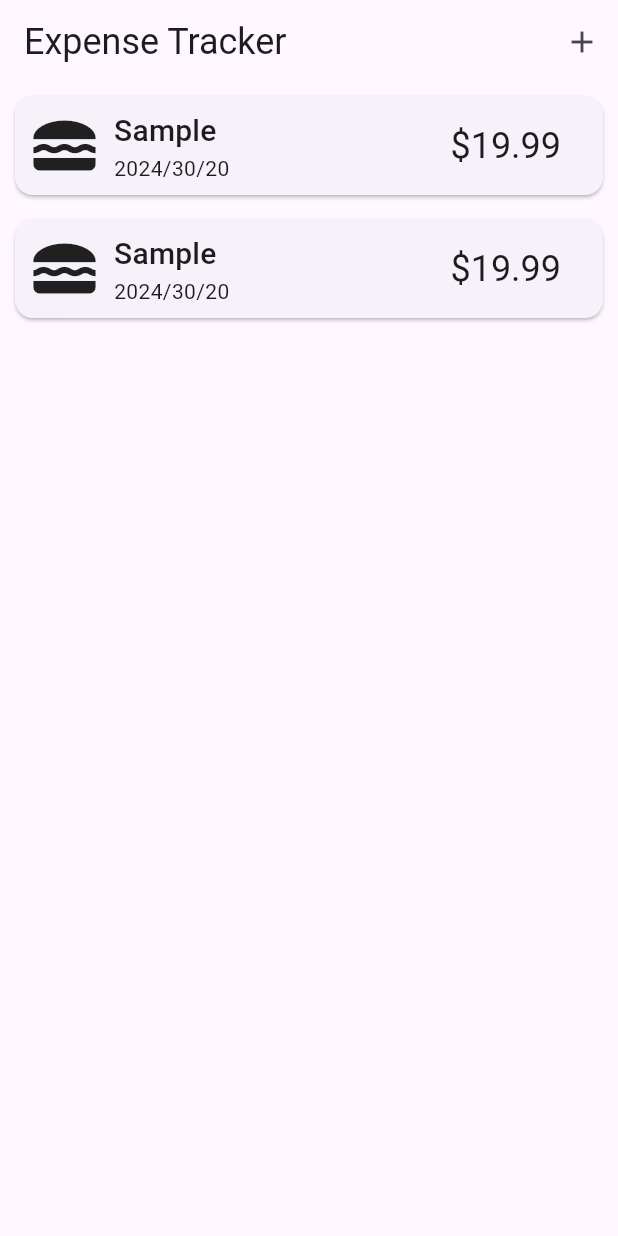
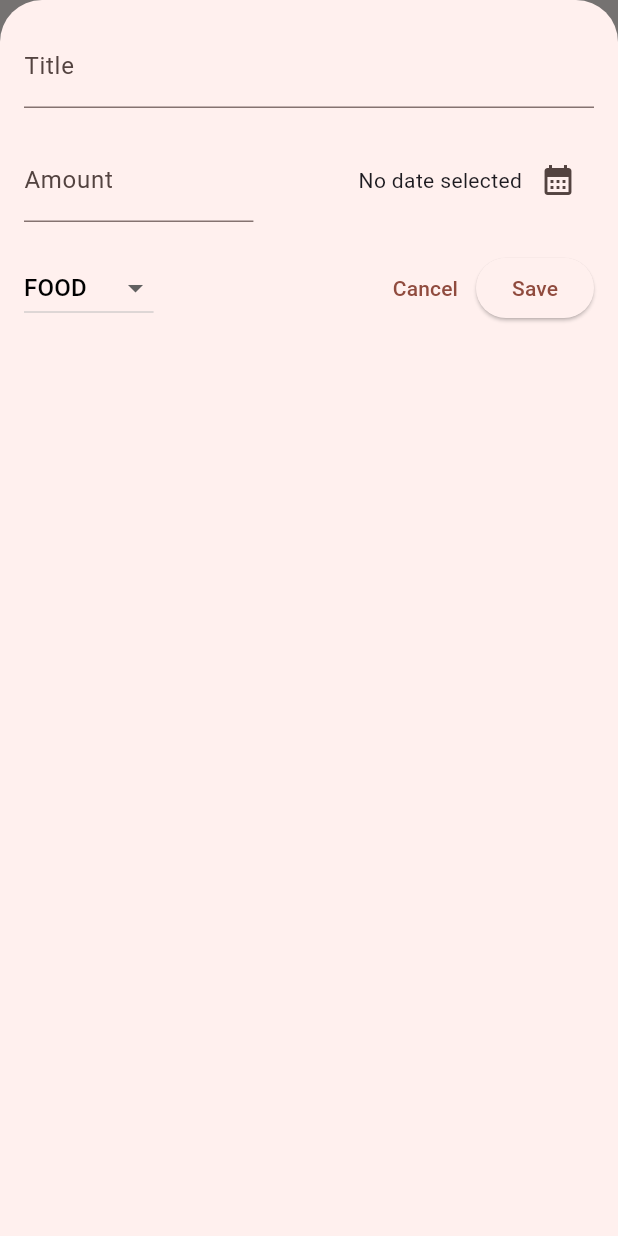
Before and after one commit to JJJangJeongSu/my_expense_tracker, a Flutter app: the screen it shows after launch, after a tap on the "add" icon, on a phone screen of 412 x 824 dp. Run offline on Flutter 3.47's test engine with Material 3 defaults, Android fonts, the phone set to English and light mode, and no system bars.

```diff
--- a/lib/main.dart
+++ b/lib/main.dart
@@ -5,11 +5,26 @@ void main() {
   runApp(const MainApp());
 }
 
+final kColorSkheme =
+    ColorScheme.fromSeed(seedColor: Color.fromARGB(255, 255, 40, 11));
+
 class MainApp extends StatelessWidget {
   const MainApp({super.key});
 
   @override
   Widget build(BuildContext context) {
-    return MainScreen();
+    return MaterialApp(
+        theme: ThemeData().copyWith(
+          colorScheme: kColorSkheme,
+          cardTheme: const CardTheme().copyWith(
+              margin: const EdgeInsets.symmetric(vertical: 8, horizontal: 10)),
+          textTheme: ThemeData().textTheme.copyWith(
+                titleLarge: const TextStyle(fontSize: 24, color: Colors.black),
+                titleMedium: const TextStyle(fontSize: 16, color: Colors.black),
+                titleSmall: const TextStyle(fontSize: 14, color: Colors.black),
+              ),
+        ),
+        home: MainScreen());
+    ;
   }
 }
--- a/lib/model/expense.dart
+++ b/lib/model/expense.dart
@@ -18,6 +18,6 @@ class Expense {
   }
 
   String get formattedDate {
-    return DateFormat("yyyy/mm/dd").format(date);
+    return DateFormat("y/MM/DD").format(date);
   }
 }
--- a/lib/screen/main_screen.dart
+++ b/lib/screen/main_screen.dart
@@ -1,5 +1,6 @@
 import 'package:flutter/material.dart';
 import 'package:my_expense_tracker/model/category.dart';
+import 'package:my_expense_tracker/widget/expense_adder.dart';
 import 'package:my_expense_tracker/widget/expense_list.dart';
 import 'package:my_expense_tracker/model/expense.dart';
 
@@ -11,6 +12,19 @@ class MainScreen extends StatefulWidget {
 }
 
 class _MainScreenState extends State<MainScreen> {
+  void _showExpenseAdder() {
+    showModalBottomSheet(
+        context: context,
+        builder: (context) => ExpenseAdder(),
+        isScrollControlled: true);
+  }
+
+  void _addExpense(Expense newExpense) {
+    setState(() {
+      _registeredExpenses.add(newExpense);
+    });
+  }
+
   final List<Expense> _registeredExpenses = [
     Expense(
         title: "Sample",
@@ -23,23 +37,20 @@ class _MainScreenState extends State<MainScreen> {
         category: Category.food,
         date: DateTime.now())
   ];
+
   @override
   Widget build(context) {
-    return MaterialApp(
-      theme: ThemeData(
-          cardTheme: CardTheme().copyWith(
-              margin: EdgeInsets.symmetric(vertical: 8, horizontal: 10)),
-          textTheme: TextTheme().copyWith(
-              titleLarge: TextStyle(fontSize: 24),
-              titleMedium: TextStyle(fontSize: 20),
-              titleSmall: TextStyle(fontSize: 16))),
-      home: Scaffold(
-        appBar: AppBar(
-          title: const Text("Expense Tracker"),
-          actions: [IconButton(onPressed: () {}, icon: const Icon(Icons.add))],
-        ),
-        body: Column(children: [ExpenseList(expenseList: _registeredExpenses)]),
+    return Scaffold(
+      appBar: AppBar(
+        title: const Text("Expense Tracker"),
+        actions: [
+          IconButton(
+            onPressed: _showExpenseAdder,
+            icon: const Icon(Icons.add),
+          ),
+        ],
       ),
+      body: Column(children: [ExpenseList(expenseList: _registeredExpenses)]),
     );
   }
 }
--- /dev/null
+++ b/lib/widget/expense_adder.dart
@@ -0,0 +1,137 @@
+import 'package:flutter/material.dart';
+import 'package:intl/intl.dart';
+import 'package:my_expense_tracker/model/category.dart';
+
+class ExpenseAdder extends StatefulWidget {
+  @override
+  State<ExpenseAdder> createState() {
+    return _ExpenseAdderState();
+  }
+}
+
+class _ExpenseAdderState extends State<ExpenseAdder> {
+  Category _selectedCategory = Category.food;
+
+  final _titleController = TextEditingController();
+  final _amountController = TextEditingController();
+
+  DateTime? _selectedDate;
+
+  void _selectDate() async {
+    DateTime now = DateTime.now();
+    DateTime firstDate = DateTime(now.year - 1, now.month, now.day);
+    DateTime lastDate = now;
+
+    DateTime? dateInput = await showDatePicker(
+        context: context, firstDate: firstDate, lastDate: lastDate);
+
+    if (dateInput != null) {
+      setState(() {
+        _selectedDate = dateInput;
+      });
+    }
+  }
+
+  void _onPressSave() {
+    final inputFieldIsValid = _titleController.text.trim() != "" &&
+        double.tryParse(_amountController.text)! > 0;
+    if (_selectedDate == null && !inputFieldIsValid) {
+      showDialog(
+          context: context,
+          builder: (context) {
+            return AlertDialog(
+              title: const Text("Invaild Input"),
+              content: const Text("Check if your inputs are vaild"),
+              actions: [
+                TextButton(
+                    onPressed: () {
+                      Navigator.pop(context);
+                    },
+                    child: const Text("Okay"))
+              ],
+            );
+          });
+    }
+  }
+
+  @override
+  void dispose() {
+    _titleController.dispose();
+    _amountController.dispose();
+    super.dispose();
+  }
+
+  @override
+  Widget build(context) {
+    return Padding(
+      padding: const EdgeInsets.all(16),
+      child: Column(
+        children: [
+          TextField(
+            decoration: const InputDecoration(labelText: "Title"),
+            keyboardType: TextInputType.text,
+            controller: _titleController,
+          ),
+          const SizedBox(
+            height: 20,
+          ),
+          Row(
+            children: [
+              Expanded(
+                  child: TextField(
+                decoration: const InputDecoration(
+                    labelText: "Amount", prefix: Text("\$")),
+                keyboardType: TextInputType.number,
+                controller: _amountController,
+              )),
+              const SizedBox(
+                width: 70,
+              ),
+              Row(
+                children: [
+                  Text(_selectedDate == null
+                      ? "No date selected"
+                      : DateFormat("yyyy/MM/dd").format(_selectedDate!)),
+                  IconButton(
+                      onPressed: _selectDate, icon: Icon(Icons.calendar_month))
+                ],
+              )
+            ],
+          ),
+          const SizedBox(
+            height: 20,
+          ),
+          Row(
+            children: [
+              DropdownButton(
+                  value: _selectedCategory,
+                  items: Category.values
+                      .map((category) => DropdownMenuItem(
+                            value: category,
+                            child: Text(category.name.toUpperCase()),
+                          ))
+                      .toList(),
+                  onChanged: (value) {
+                    setState(() {
+                      _selectedCategory = value!;
+                    });
+                  }),
+              const Spacer(),
+              Row(
+                children: [
+                  TextButton(
+                      onPressed: () {
+                        Navigator.pop(context);
+                      },
+                      child: const Text("Cancel")),
+                  ElevatedButton(
+                      onPressed: _onPressSave, child: const Text("Save")),
+                ],
+              )
+            ],
+          )
+        ],
+      ),
+    );
+  }
+}
--- a/lib/widget/expense_item.dart
+++ b/lib/widget/expense_item.dart
@@ -23,7 +23,10 @@ class ExpenseItem extends StatelessWidget {
                 expense.title,
                 style: Theme.of(context).textTheme.titleMedium,
               ),
-              Text(expense.formattedDate),
+              Text(
+                expense.formattedDate,
+                style: Theme.of(context).textTheme.titleSmall,
+              ),
             ]),
           ),
           const Spacer(),
```
